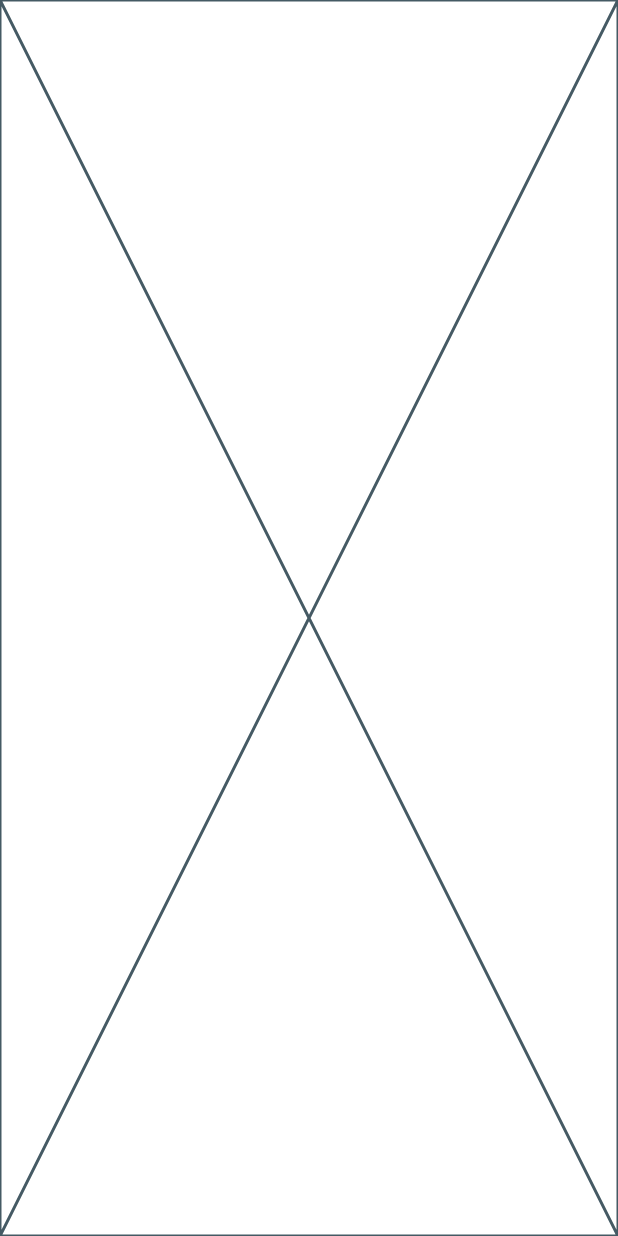
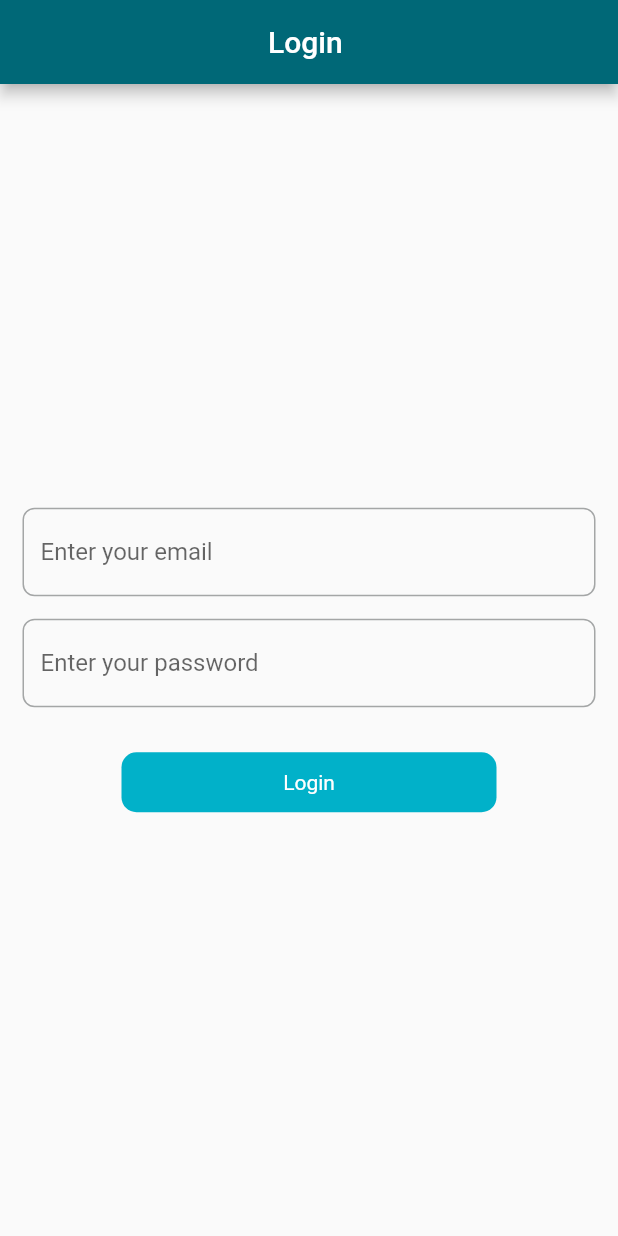
Before and after one commit to Sohag-84/Getx-State-Mangement, a Flutter app: the screen it shows after launch, on a phone screen of 412 x 824 dp. Run offline on Flutter 3.47's test engine with Material 3 defaults, Android fonts, the phone set to English and light mode, and no system bars; our stand-ins replace badges, flutter_screenutil, fluttertoast, get, hive, hive_flutter and 2 more; accounts and stored records are empty.

Commit message:
designed login page

```diff
--- a/getx_mvvm_architecture/lib/main.dart
+++ b/getx_mvvm_architecture/lib/main.dart
@@ -1,6 +1,7 @@
 import 'package:flutter/material.dart';
 import 'package:get/get.dart';
 import 'package:getx_mvvm_architecture/res/localization/languages.dart';
+import 'package:getx_mvvm_architecture/res/routes/colors/app_colors.dart';
 import 'package:getx_mvvm_architecture/res/routes/routes.dart';
 
 void main() {
@@ -19,16 +20,12 @@ class MyApp extends StatelessWidget {
       locale: const Locale("en", "US"),
       fallbackLocale: const Locale("en", "US"),
       theme: ThemeData(
-        colorScheme: ColorScheme.fromSeed(seedColor: Colors.deepPurple),
-        useMaterial3: true,
-      ),
+          colorScheme: ColorScheme.fromSeed(seedColor: AppColors.primaryColor),
+          useMaterial3: false,
+          appBarTheme: const AppBarTheme(
+            centerTitle: true,
+          )),
       getPages: AppRoutes.appRoutes(),
     );
   }
 }
-
-///mvvm
-///m=>model
-///v=>view
-///v=>view model
-///m =>model view
--- /dev/null
+++ b/getx_mvvm_architecture/lib/res/components/round_button.dart
@@ -0,0 +1,38 @@
+// ignore_for_file: public_member_api_docs, sort_constructors_first
+import 'package:flutter/material.dart';
+
+import 'package:getx_mvvm_architecture/res/routes/colors/app_colors.dart';
+
+class RoundButton extends StatelessWidget {
+  final VoidCallback onTap;
+  final String title;
+  final double height;
+  final double width;
+  const RoundButton({
+    Key? key,
+    required this.onTap,
+    required this.title,
+    required this.height,
+    required this.width,
+  }) : super(key: key);
+
+  @override
+  Widget build(BuildContext context) {
+    return InkWell(
+      onTap: onTap,
+      child: Container(
+        height: height,
+        width: width,
+        alignment: Alignment.center,
+        decoration: BoxDecoration(
+          color: AppColors.primaryColor,
+          borderRadius: BorderRadius.circular(10),
+        ),
+        child: Text(
+          title,
+          style: const TextStyle(color: AppColors.whiteColor),
+        ),
+      ),
+    );
+  }
+}
--- a/getx_mvvm_architecture/lib/uitls/utils.dart
+++ b/getx_mvvm_architecture/lib/uitls/utils.dart
@@ -5,13 +5,13 @@ import 'package:getx_mvvm_architecture/res/routes/colors/app_colors.dart';
 
 class Utils {
   ///to change textfield keyboard [focus]
-  static void fieldFocusChnage(
+  static void fieldFocusChange(
     BuildContext context,
     FocusNode current,
     FocusNode nextFocus,
   ) {
     current.unfocus();
-    Focus.of(context).requestFocus(nextFocus);
+    FocusScope.of(context).requestFocus(nextFocus);
   }
 
   ///for show [toast] message
--- a/getx_mvvm_architecture/lib/view/login/login_view.dart
+++ b/getx_mvvm_architecture/lib/view/login/login_view.dart
@@ -1,10 +1,87 @@
 import 'package:flutter/material.dart';
+import 'package:get/get.dart';
+import 'package:getx_mvvm_architecture/res/components/round_button.dart';
+import 'package:getx_mvvm_architecture/uitls/utils.dart';
+import 'package:getx_mvvm_architecture/view_models/controller/login_view_model.dart';
 
-class LoginView extends StatelessWidget {
+class LoginView extends StatefulWidget {
   const LoginView({super.key});
 
   @override
+  State<LoginView> createState() => _LoginViewState();
+}
+
+class _LoginViewState extends State<LoginView> {
+  final loginVM = Get.put(LoginViewModel());
+
+  final _formKey = GlobalKey<FormState>();
+  @override
   Widget build(BuildContext context) {
-    return const Placeholder();
+    return Scaffold(
+      appBar: AppBar(
+        title: const Text("Login "),
+      ),
+      body: Padding(
+        padding: const EdgeInsets.all(15.0),
+        child: Form(
+          key: _formKey,
+          child: Column(
+            mainAxisAlignment: MainAxisAlignment.center,
+            crossAxisAlignment: CrossAxisAlignment.center,
+            children: [
+              TextFormField(
+                controller: loginVM.emailController,
+                focusNode: loginVM.emailFocusNode.value,
+                validator: (value) {
+                  if (value!.isEmpty) {
+                    Utils.snackBar(title: "Error", message: "Enter Email");
+                  }
+                  return null;
+                },
+                onFieldSubmitted: (v) {
+                  Utils.fieldFocusChange(
+                    context,
+                    loginVM.emailFocusNode.value,
+                    loginVM.passwordFocusNode.value,
+                  );
+                },
+                decoration: InputDecoration(
+                  hintText: "Enter your email",
+                  border: OutlineInputBorder(
+                    borderRadius: BorderRadius.circular(8),
+                  ),
+                ),
+              ),
+              const SizedBox(height: 15),
+              TextFormField(
+                controller: loginVM.passwordController,
+                focusNode: loginVM.passwordFocusNode.value,
+                validator: (value) {
+                  if (value!.isEmpty) {
+                    Utils.snackBar(title: "Error", message: "Enter password");
+                  }
+                  return null;
+                },
+                decoration: InputDecoration(
+                  hintText: "Enter your password",
+                  border: OutlineInputBorder(
+                    borderRadius: BorderRadius.circular(8),
+                  ),
+                ),
+              ),
+              const SizedBox(height: 30),
+              RoundButton(
+                onTap: () {
+                  if (_formKey.currentState!.validate()) {}
+                },
+                title: "Login",
+                height: 40,
+                width: 250,
+              ),
+            ],
+          ),
+        ),
+      ),
+    );
   }
 }
--- /dev/null
+++ b/getx_mvvm_architecture/lib/view_models/controller/login_view_model.dart
@@ -0,0 +1,10 @@
+import 'package:flutter/material.dart';
+import 'package:get/get.dart';
+
+class LoginViewModel extends GetxController {
+  final emailController = TextEditingController();
+  final passwordController = TextEditingController();
+
+  final emailFocusNode = FocusNode().obs;
+  final passwordFocusNode = FocusNode().obs;
+}
```
